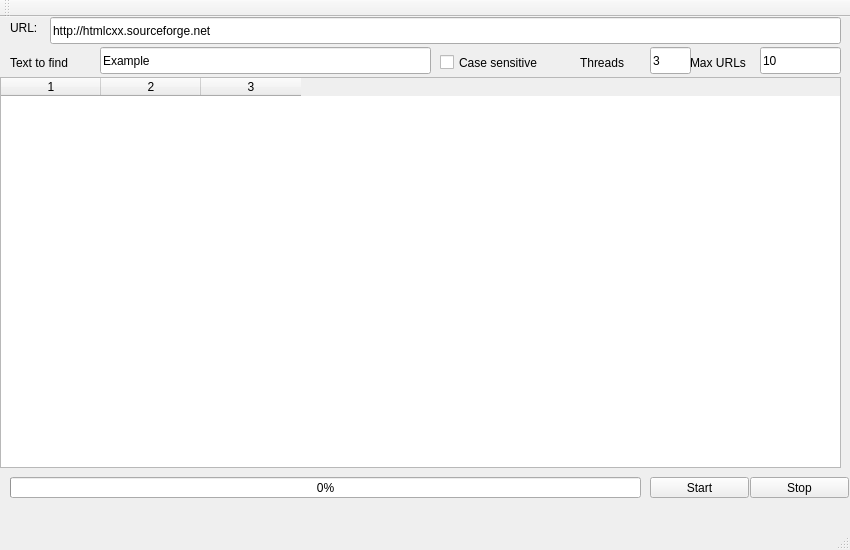
The window that UI/mainwindow.ui (kachkanius/url-parser) describes before a commit, drawn with Qt 5.
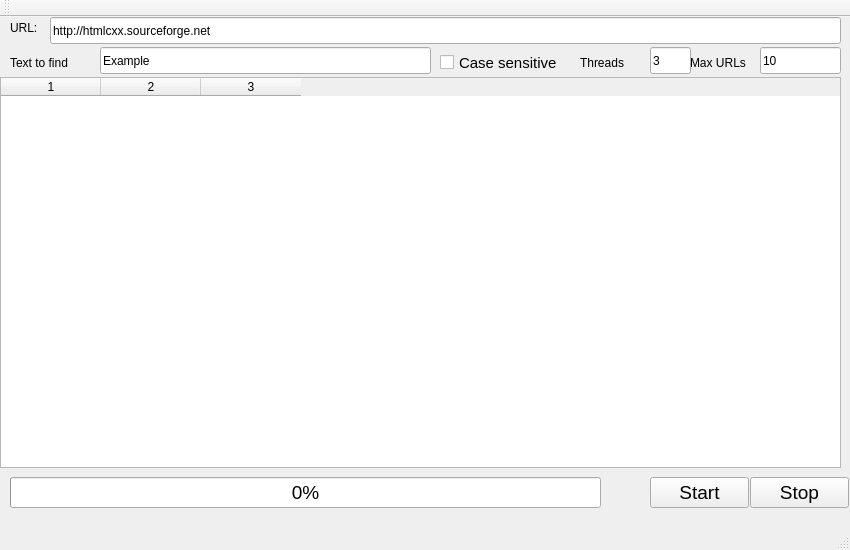
The same window after the commit.

Patch:
```diff
--- a/UI/mainwindow.ui
+++ b/UI/mainwindow.ui
@@ -52,9 +52,14 @@
       <x>650</x>
       <y>460</y>
       <width>99</width>
-      <height>21</height>
+      <height>31</height>
      </rect>
     </property>
+    <property name="font">
+     <font>
+      <pointsize>14</pointsize>
+     </font>
+    </property>
     <property name="text">
      <string>Start</string>
     </property>
@@ -65,9 +70,14 @@
       <x>750</x>
       <y>460</y>
       <width>99</width>
-      <height>21</height>
+      <height>31</height>
      </rect>
     </property>
+    <property name="font">
+     <font>
+      <pointsize>14</pointsize>
+     </font>
+    </property>
     <property name="text">
      <string>Stop</string>
     </property>
@@ -158,10 +168,15 @@
      <rect>
       <x>10</x>
       <y>460</y>
-      <width>631</width>
-      <height>21</height>
+      <width>591</width>
+      <height>31</height>
      </rect>
     </property>
+    <property name="font">
+     <font>
+      <pointsize>14</pointsize>
+     </font>
+    </property>
     <property name="value">
      <number>0</number>
     </property>
@@ -194,10 +209,29 @@
       <height>31</height>
      </rect>
     </property>
+    <property name="font">
+     <font>
+      <pointsize>11</pointsize>
+      <kerning>true</kerning>
+     </font>
+    </property>
     <property name="text">
      <string>Case sensitive</string>
     </property>
    </widget>
+   <widget class="QLabel" name="loading_bar">
+    <property name="geometry">
+     <rect>
+      <x>610</x>
+      <y>460</y>
+      <width>41</width>
+      <height>31</height>
+     </rect>
+    </property>
+    <property name="text">
+     <string/>
+    </property>
+   </widget>
   </widget>
   <widget class="QMenuBar" name="menuBar">
    <property name="geometry">
```
